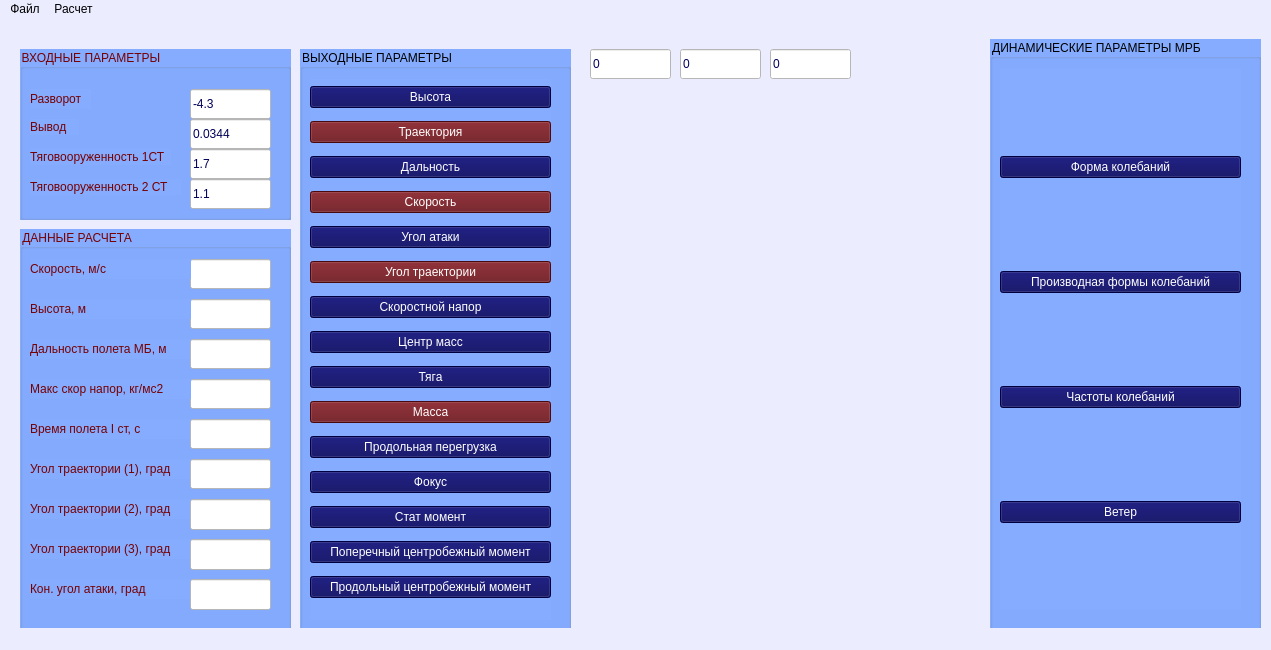
Old version of the form Rocket_Flying-main/mainwindow.ui in the repository VladimirSmetana/BalDyn.
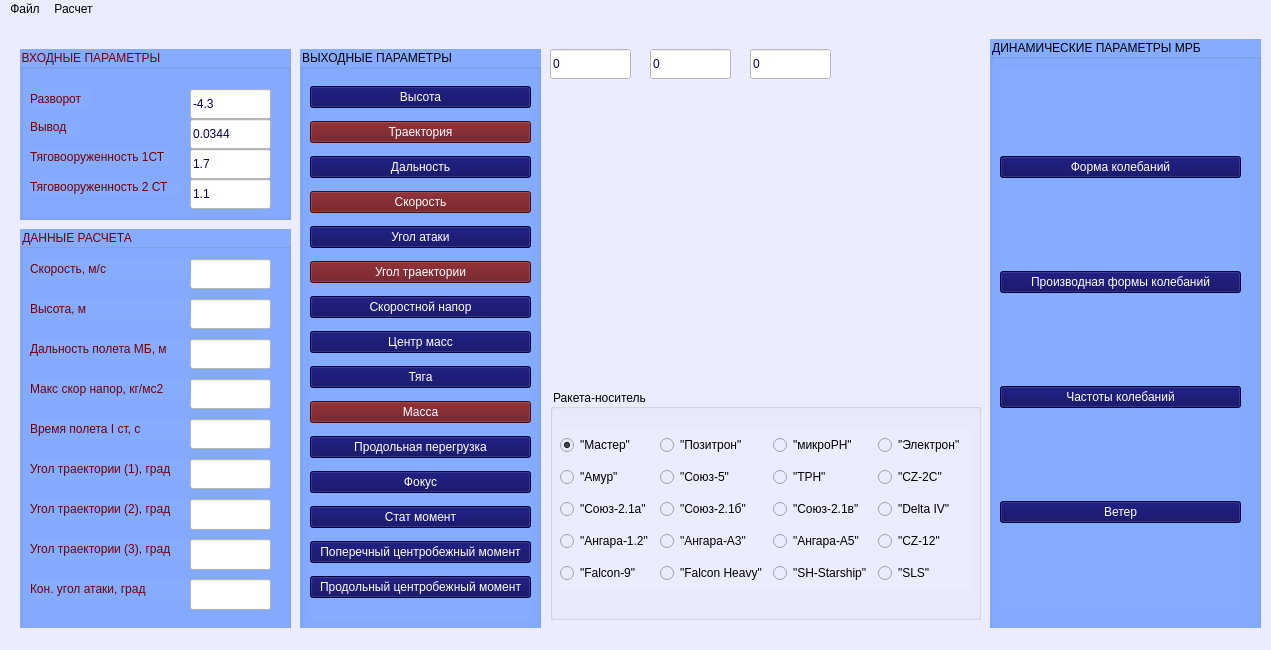
New version of the form. Custom widgets are drawn as their Qt base class.

```diff
--- a/Rocket_Flying-main/mainwindow.ui
+++ b/Rocket_Flying-main/mainwindow.ui
@@ -21,10 +21,10 @@
    <widget class="QCustomPlot" name="widget" native="true">
     <property name="geometry">
      <rect>
-      <x>590</x>
-      <y>80</y>
-      <width>381</width>
-      <height>281</height>
+      <x>550</x>
+      <y>70</y>
+      <width>431</width>
+      <height>301</height>
      </rect>
     </property>
     <property name="font">
@@ -441,7 +441,7 @@
      <rect>
       <x>300</x>
       <y>30</y>
-      <width>271</width>
+      <width>241</width>
       <height>601</height>
      </rect>
     </property>
@@ -460,7 +460,7 @@
       <rect>
        <x>10</x>
        <y>30</y>
-       <width>241</width>
+       <width>221</width>
        <height>541</height>
       </rect>
      </property>
@@ -660,7 +660,7 @@
    <widget class="QLineEdit" name="lineEdit_14">
     <property name="geometry">
      <rect>
-      <x>590</x>
+      <x>550</x>
       <y>30</y>
       <width>81</width>
       <height>30</height>
@@ -677,7 +677,7 @@
    <widget class="QLineEdit" name="lineEdit_15">
     <property name="geometry">
      <rect>
-      <x>680</x>
+      <x>650</x>
       <y>30</y>
       <width>81</width>
       <height>30</height>
@@ -694,7 +694,7 @@
    <widget class="QLineEdit" name="lineEdit_16">
     <property name="geometry">
      <rect>
-      <x>770</x>
+      <x>750</x>
       <y>30</y>
       <width>81</width>
       <height>30</height>
@@ -829,6 +829,177 @@
      </layout>
     </widget>
    </widget>
+   <widget class="QGroupBox" name="groupBox_5">
+    <property name="geometry">
+     <rect>
+      <x>550</x>
+      <y>370</y>
+      <width>431</width>
+      <height>231</height>
+     </rect>
+    </property>
+    <property name="title">
+     <string>Ракета-носитель</string>
+    </property>
+    <widget class="QWidget" name="gridLayoutWidget">
+     <property name="geometry">
+      <rect>
+       <x>10</x>
+       <y>40</y>
+       <width>411</width>
+       <height>161</height>
+      </rect>
+     </property>
+     <layout class="QGridLayout" name="gridLayout">
+      <item row="3" column="2">
+       <widget class="QRadioButton" name="radioButton_6">
+        <property name="text">
+         <string>&quot;Ангара-А3&quot;</string>
+        </property>
+       </widget>
+      </item>
+      <item row="1" column="0">
+       <widget class="QRadioButton" name="radioButton_9">
+        <property name="text">
+         <string>&quot;Амур&quot;</string>
+        </property>
+       </widget>
+      </item>
+      <item row="0" column="3">
+       <widget class="QRadioButton" name="radioButton_17">
+        <property name="text">
+         <string>&quot;микроРН&quot;</string>
+        </property>
+       </widget>
+      </item>
+      <item row="4" column="3">
+       <widget class="QRadioButton" name="radioButton_13">
+        <property name="text">
+         <string>&quot;SH-Starship&quot;</string>
+        </property>
+       </widget>
+      </item>
+      <item row="3" column="0">
+       <widget class="QRadioButton" name="radioButton_5">
+        <property name="text">
+         <string>&quot;Ангара-1.2&quot;</string>
+        </property>
+       </widget>
+      </item>
+      <item row="3" column="3">
+       <widget class="QRadioButton" name="radioButton_7">
+        <property name="text">
+         <string>&quot;Ангара-А5&quot;</string>
+        </property>
+       </widget>
+      </item>
+      <item row="2" column="0">
+       <widget class="QRadioButton" name="radioButton_4">
+        <property name="text">
+         <string>&quot;Союз-2.1а&quot;</string>
+        </property>
+       </widget>
+      </item>
+      <item row="0" column="0">
+       <widget class="QRadioButton" name="radioButton">
+        <property name="tabletTracking">
+         <bool>false</bool>
+        </property>
+        <property name="text">
+         <string>&quot;Мастер&quot;</string>
+        </property>
+        <property name="checked">
+         <bool>true</bool>
+        </property>
+       </widget>
+      </item>
+      <item row="0" column="2">
+       <widget class="QRadioButton" name="radioButton_3">
+        <property name="text">
+         <string>&quot;Позитрон&quot;</string>
+        </property>
+       </widget>
+      </item>
+      <item row="2" column="3">
+       <widget class="QRadioButton" name="radioButton_20">
+        <property name="text">
+         <string>&quot;Союз-2.1в&quot;</string>
+        </property>
+       </widget>
+      </item>
+      <item row="4" column="2">
+       <widget class="QRadioButton" name="radioButton_12">
+        <property name="text">
+         <string>&quot;Falcon Heavy&quot;</string>
+        </property>
+       </widget>
+      </item>
+      <item row="1" column="2">
+       <widget class="QRadioButton" name="radioButton_15">
+        <property name="text">
+         <string>&quot;Союз-5&quot;</string>
+        </property>
+       </widget>
+      </item>
+      <item row="4" column="0">
+       <widget class="QRadioButton" name="radioButton_8">
+        <property name="text">
+         <string>&quot;Falcon-9&quot;</string>
+        </property>
+       </widget>
+      </item>
+      <item row="2" column="2">
+       <widget class="QRadioButton" name="radioButton_10">
+        <property name="text">
+         <string>&quot;Союз-2.1б&quot;</string>
+        </property>
+       </widget>
+      </item>
+      <item row="1" column="3">
+       <widget class="QRadioButton" name="radioButton_18">
+        <property name="text">
+         <string>&quot;ТРН&quot;</string>
+        </property>
+       </widget>
+      </item>
+      <item row="0" column="4">
+       <widget class="QRadioButton" name="radioButton_11">
+        <property name="text">
+         <string>&quot;Электрон&quot;</string>
+        </property>
+       </widget>
+      </item>
+      <item row="1" column="4">
+       <widget class="QRadioButton" name="radioButton_2">
+        <property name="text">
+         <string>&quot;CZ-2C&quot;</string>
+        </property>
+       </widget>
+      </item>
+      <item row="4" column="4">
+       <widget class="QRadioButton" name="radioButton_14">
+        <property name="text">
+         <string>&quot;SLS&quot;</string>
+        </property>
+       </widget>
+      </item>
+      <item row="3" column="4">
+       <widget class="QRadioButton" name="radioButton_16">
+        <property name="text">
+         <string>&quot;CZ-12&quot;</string>
+        </property>
+       </widget>
+      </item>
+      <item row="2" column="4">
+       <widget class="QRadioButton" name="radioButton_19">
+        <property name="text">
+         <string>&quot;Delta IV&quot;</string>
+        </property>
+       </widget>
+      </item>
+     </layout>
+    </widget>
+   </widget>
   </widget>
   <widget class="QStatusBar" name="statusbar"/>
   <widget class="QMenuBar" name="menubar">
```
Left out of the diff: 10 changed lines with no effect on the pictures.
